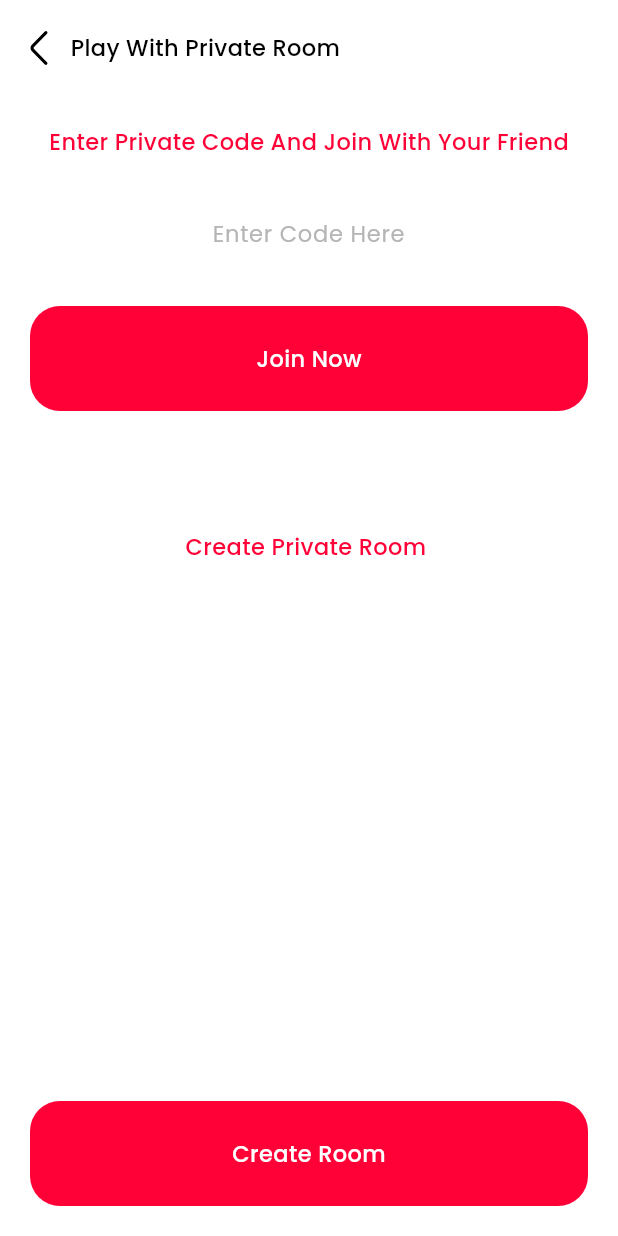
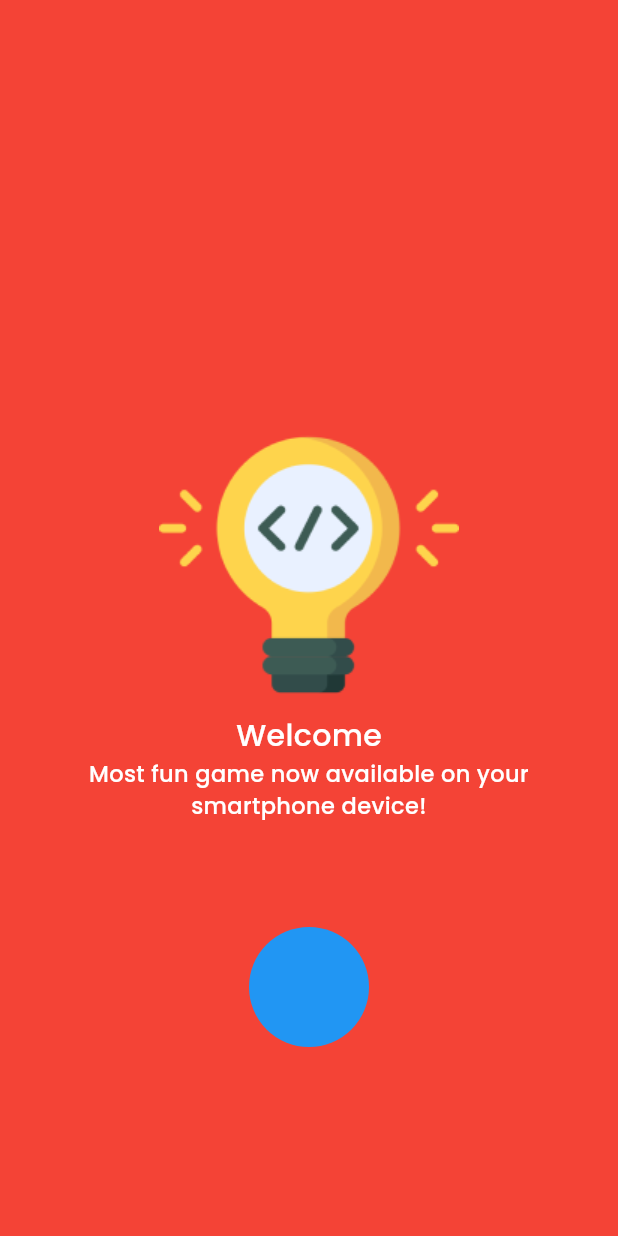
Before and after one commit to dcaayushd/Tic-Tac-Toe, a Flutter app: the screen it shows after launch, on a phone screen of 412 x 824 dp. Run offline on Flutter 3.47's test engine with Material 3 defaults, Android fonts, the phone set to English and light mode, and no system bars; drawn by our look-alikes of concentric_transition; our stand-ins replace dotted_border, flutter_svg, get.

Commit message:
Splash & Welcome Screen Added

```diff
--- a/lib/configs/assets_path.dart
+++ b/lib/configs/assets_path.dart
@@ -25,7 +25,7 @@ class IconsPath {
 
 
 class ImagePath {
-  static const basePath = "assets/photos/";
+  static const basePath = "assets/images/";
   static const boy = "${basePath}boy.png";
   static const girl = "${basePath}girl.png";
   static const welcome1 = "${basePath}welcome1.png";
--- /dev/null
+++ b/lib/controllers/splash_controller.dart
@@ -0,0 +1,16 @@
+import 'package:get/get.dart';
+
+import '../welcome/welcome_screen.dart';
+
+class SplashController extends GetxController {
+  @override
+  void onInit() {
+    splashHandle();
+    super.onInit();
+  }
+
+  Future<void> splashHandle() async {
+    await Future.delayed(const Duration(seconds: 3));
+    Get.offAll(WelcomeScreen());
+  }
+}
--- a/lib/main.dart
+++ b/lib/main.dart
@@ -3,6 +3,7 @@ import 'package:get/get.dart';
 import 'package:tic_tac_toe/configs/screen_route.dart';
 import 'package:tic_tac_toe/configs/theme.dart';
 import 'package:tic_tac_toe/screens/room_screen/room_screen.dart';
+import 'package:tic_tac_toe/splash/splash_screen.dart';
 
 void main() {
   runApp(const MyApp());
@@ -18,7 +19,8 @@ class MyApp extends StatelessWidget {
       debugShowCheckedModeBanner: false,
       title: 'Tic Tac Toe',
       theme: lightTheme,
-      home: RoomScreen(),
+      // home: RoomScreen(),
+      home: SplashScreen(),
     );
   }
 }
--- a/lib/splash/splash_screen.dart
+++ b/lib/splash/splash_screen.dart
@@ -1,10 +1,22 @@
 import 'package:flutter/material.dart';
+import 'package:flutter_svg/svg.dart';
+import 'package:get/get.dart';
+import 'package:tic_tac_toe/configs/assets_path.dart';
+import 'package:tic_tac_toe/controllers/splash_controller.dart';
 
 class SplashScreen extends StatelessWidget {
   const SplashScreen({super.key});
 
   @override
   Widget build(BuildContext context) {
-    return const Placeholder();
+    SplashController splashController = Get.put(SplashController());
+    return Scaffold(
+      body: Center(
+        child: SvgPicture.asset(
+          IconsPath.appLogo,
+          width: 150,
+        ),
+      ),
+    );
   }
 }
--- /dev/null
+++ b/lib/welcome/welcome_screen.dart
@@ -0,0 +1,120 @@
+import 'package:concentric_transition/page_view.dart';
+import 'package:flutter/material.dart';
+import 'package:get/get.dart';
+import 'package:tic_tac_toe/configs/assets_path.dart';
+import 'package:tic_tac_toe/screens/room_screen/room_screen.dart';
+
+class WelcomeScreen extends StatelessWidget {
+  const WelcomeScreen({super.key});
+
+  @override
+  Widget build(BuildContext context) {
+    var screens = [
+      Container(
+        padding: EdgeInsets.all(30),
+        child: Column(
+          mainAxisAlignment: MainAxisAlignment.center,
+          children: [
+            Image.asset(ImagePath.welcome1),
+            Text(
+              'Welcome',
+              style: TextStyle(
+                fontSize: 20,
+                color: Colors.white,
+              ),
+            ),
+            Text(
+              'Most fun game now available on your smartphone device!',
+              textAlign: TextAlign.center,
+              style: TextStyle(
+                fontSize: 15,
+                color: Colors.white,
+              ),
+            ),
+          ],
+        ),
+      ),
+      Container(
+        padding: EdgeInsets.all(30),
+        child: Column(
+          mainAxisAlignment: MainAxisAlignment.center,
+          children: [
+            Image.asset(ImagePath.welcome2),
+            Text(
+              'Compete',
+              style: TextStyle(
+                fontSize: 20,
+                color: Colors.white,
+              ),
+            ),
+            Text(
+              'Play online with your friends and top the leaderboard!',
+              textAlign: TextAlign.center,
+              style: TextStyle(
+                fontSize: 15,
+                color: Colors.white,
+              ),
+            ),
+          ],
+        ),
+      ),
+      Container(
+        padding: EdgeInsets.all(30),
+        child: Column(
+          mainAxisAlignment: MainAxisAlignment.center,
+          children: [
+            Image.asset(ImagePath.welcome3),
+            Text(
+              'Scoreboard',
+              style: TextStyle(
+                fontSize: 20,
+                color: Colors.white,
+              ),
+            ),
+            Text(
+              'Earn points for each game and make your way to top the scoreboard!',
+              textAlign: TextAlign.center,
+              style: TextStyle(
+                fontSize: 15,
+                color: Colors.white,
+              ),
+            ),
+            TextButton(
+              onPressed: () {
+                Get.offAll(RoomScreen());
+              },
+              child: Text(
+                'Get Started',
+                style: TextStyle(
+                  color: Colors.red,
+                ),
+              ),
+            ),
+          ],
+        ),
+      ),
+    ];
+
+    return Scaffold(
+      body: Center(
+        child: ConcentricPageView(
+          colors: [
+            Colors.red,
+            Colors.blue,
+            Colors.green,
+          ],
+          itemCount: 3,
+          physics: BouncingScrollPhysics(),
+          onFinish: () {
+            Get.offAll(
+              RoomScreen(),
+            );
+          },
+          itemBuilder: (index) {
+            return screens[index];
+          },
+        ),
+      ),
+    );
+  }
+}
--- a/pubspec.yaml
+++ b/pubspec.yaml
@@ -9,6 +9,7 @@ environment:
   sdk: ">=3.4.0 <4.0.0"
 
 dependencies:
+  concentric_transition: ^1.0.3
   dotted_border: ^2.1.0
   flutter:
     sdk: flutter
```
Also changed, not shown: pubspec.lock.
